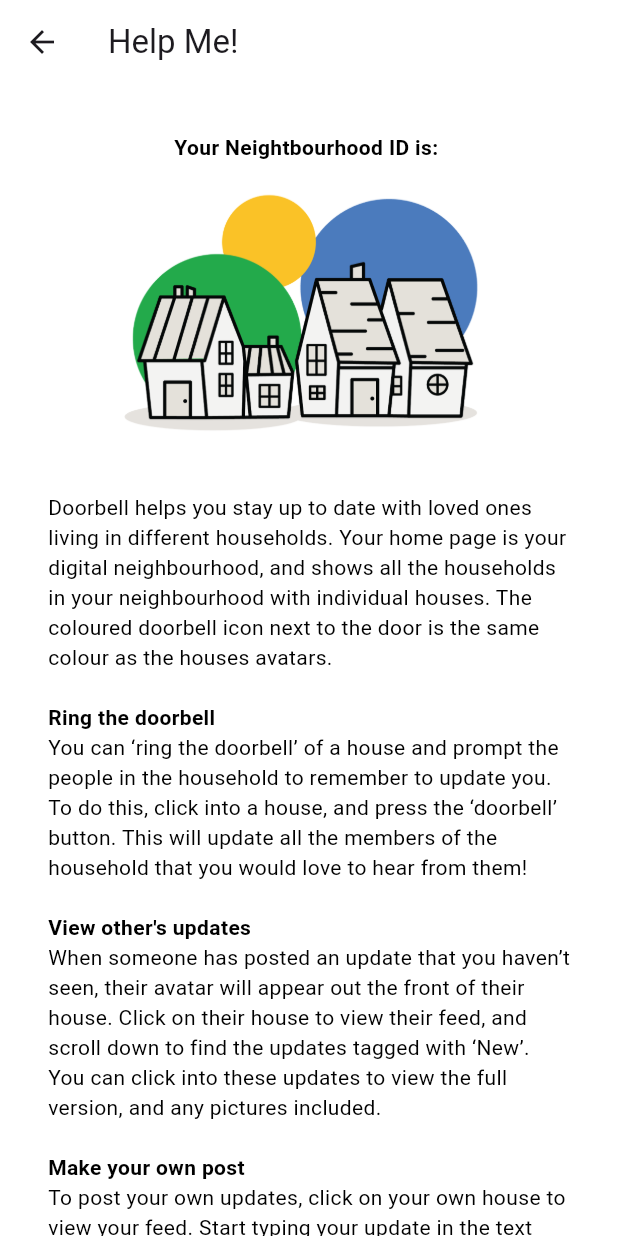
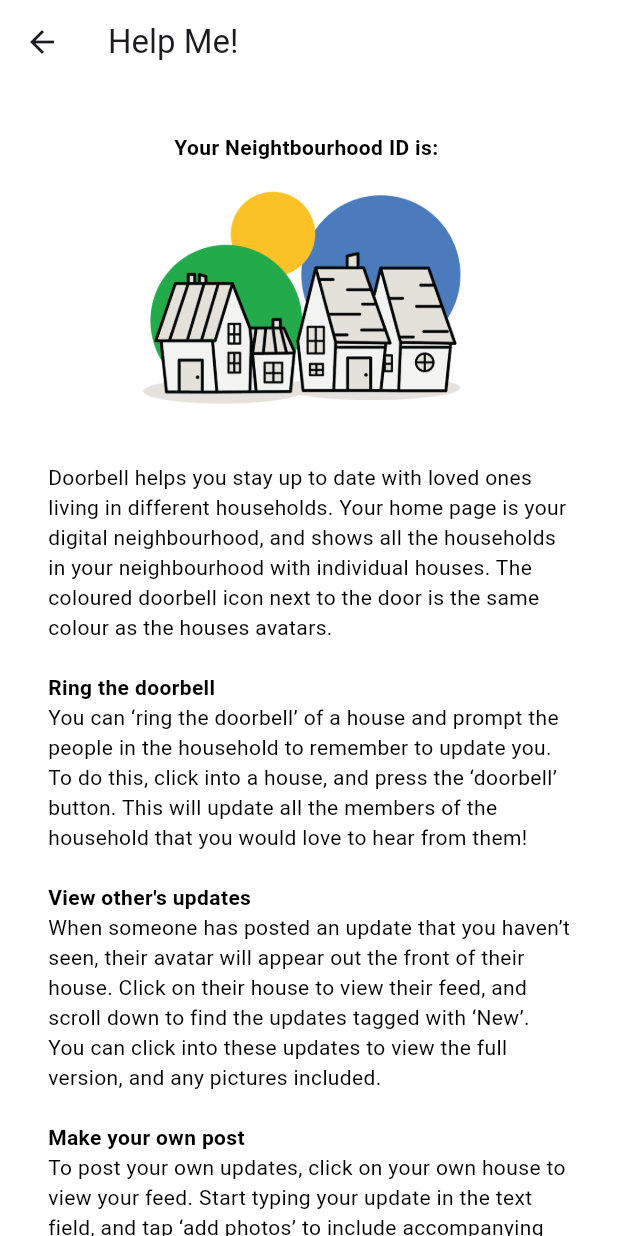
Before and after one commit to herpichRmit/Doorbell, a Flutter app: the HelpPage screen opened directly with empty values, on a phone screen of 412 x 824 dp. Run offline on Flutter 3.47's test engine with Material 3 defaults, Android fonts, the phone set to English and light mode, and no system bars; our stand-ins replace cloud_firestore, firebase_auth, firebase_core; missing offline and left inert: dart:ffi; accounts and stored records are empty; Roboto replaces fonts that are missing (Helvetica Neue).

Commit message:
Adjust house sizing

```diff
--- a/lib/components/houseButton.dart
+++ b/lib/components/houseButton.dart
@@ -11,7 +11,7 @@ class HouseButton extends StatefulWidget {
     Key? key,
     required this.imagePath,
     required this.onPressed,
-    this.height = 200.0,
+    this.height = 180.0,
     required this.avatars,
   }) : super(key: key);
 
```
